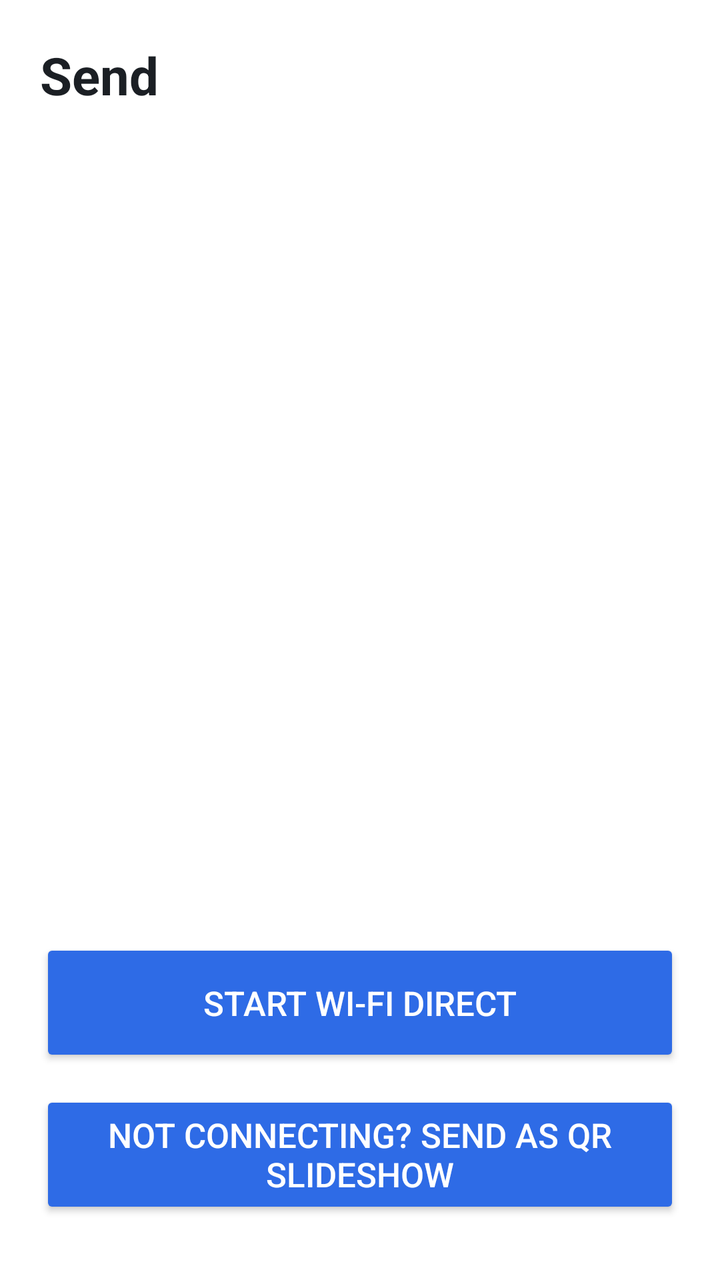
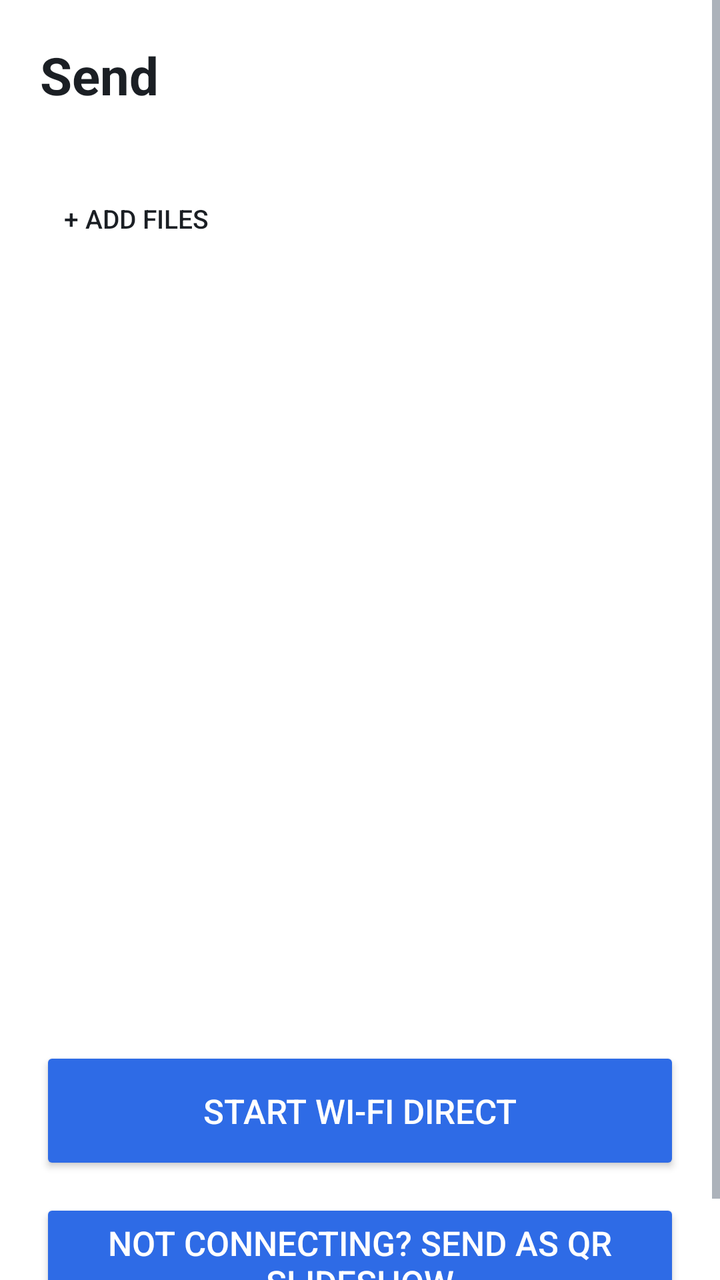

Before-and-after screenshots of an Android layout around one commit, followed by the original layout XML and the change that was made.
<!-- AndroidManifest.xml: application theme AppTheme -->
<!-- res/layout/activity_send.xml -->
<?xml version="1.0" encoding="utf-8"?>
<ScrollView xmlns:android="http://schemas.android.com/apk/res/android"
    android:layout_width="match_parent"
    android:layout_height="match_parent"
    android:fitsSystemWindows="true">

    <LinearLayout
        android:layout_width="match_parent"
        android:layout_height="wrap_content"
        android:orientation="vertical"
        android:padding="20dp">

        <TextView
            style="@style/Title"
            android:layout_width="wrap_content"
            android:layout_height="wrap_content"
            android:text="@string/send_title" />

        <TextView
            android:id="@+id/summary"
            style="@style/Body"
            android:layout_width="match_parent"
            android:layout_height="wrap_content"
            android:layout_marginTop="4dp" />

        <ImageView
            android:id="@+id/qr"
            android:layout_width="match_parent"
            android:layout_height="300dp"
            android:layout_gravity="center_horizontal"
            android:layout_marginTop="16dp"
            android:background="#FFFFFF"
            android:padding="6dp"
            android:contentDescription="@string/scan_this"
            android:scaleType="fitCenter" />

        <TextView
            android:id="@+id/status"
            android:layout_width="match_parent"
            android:layout_height="wrap_content"
            android:layout_marginTop="16dp"
            android:textColor="@color/fg"
            android:textSize="16sp" />

        <TextView
            android:id="@+id/channels"
            style="@style/Body"
            android:layout_width="match_parent"
            android:layout_height="wrap_content"
            android:layout_marginTop="4dp" />

        <ProgressBar
            android:id="@+id/progress"
            style="?android:attr/progressBarStyleHorizontal"
            android:layout_width="match_parent"
            android:layout_height="wrap_content"
            android:layout_marginTop="8dp"
            android:max="1000"
            android:visibility="gone" />

        <LinearLayout
            android:id="@+id/slideshowControls"
            android:layout_width="match_parent"
            android:layout_height="wrap_content"
            android:orientation="vertical"
            android:visibility="gone">

            <TextView
                android:id="@+id/frameSizeLabel"
                style="@style/Body"
                android:layout_width="match_parent"
                android:layout_height="wrap_content"
                android:layout_marginTop="12dp" />

            <SeekBar
                android:id="@+id/frameSize"
                android:layout_width="match_parent"
                android:layout_height="wrap_content" />

            <TextView
                android:id="@+id/speedLabel"
                style="@style/Body"
                android:layout_width="match_parent"
                android:layout_height="wrap_content"
                android:layout_marginTop="8dp" />

            <SeekBar
                android:id="@+id/speed"
                android:layout_width="match_parent"
                android:layout_height="wrap_content" />
        </LinearLayout>

        <TextView
            android:id="@+id/wifiDirectInfo"
            android:layout_width="match_parent"
            android:layout_height="wrap_content"
            android:layout_marginTop="8dp"
            android:background="@color/card"
            android:padding="12dp"
            android:textColor="@color/fg"
            android:textSize="15sp"
            android:fontFamily="monospace"
            android:visibility="gone" />

        <Button
            android:id="@+id/btnWifiDirect"
            style="@style/BigButton"
            android:text="@string/start_wifi_direct" />

        <Button
            android:id="@+id/btnMode"
            style="@style/BigButton"
            android:text="@string/use_qr_slideshow" />

        <Button
            android:id="@+id/btnRetry"
            style="@style/BigButton"
            android:text="@string/retry"
            android:visibility="gone" />
    </LinearLayout>
</ScrollView>
<!-- resources referenced by this layout -->
<resources>
  <color name="card">#F1F4F8</color>
  <color name="fg">#1B1F24</color>
  <string name="retry">Start over</string>
  <string name="scan_this">Scan this code with Send Anyway on the other device</string>
  <string name="send_title">Send</string>
  <string name="start_wifi_direct">Start Wi-Fi Direct</string>
  <string name="use_qr_slideshow">Not connecting? Send as QR slideshow</string>
  <style name="BigButton" parent="android:Widget.Material.Button.Colored">
          <item name="android:layout_width">match_parent</item>
          <item name="android:layout_height">64dp</item>
          <item name="android:textSize">17sp</item>
          <item name="android:layout_marginTop">12dp</item>
      </style>
  <style name="Body">
          <item name="android:textSize">15sp</item>
          <item name="android:textColor">@color/muted</item>
      </style>
  <style name="Title">
          <item name="android:textSize">26sp</item>
          <item name="android:textStyle">bold</item>
          <item name="android:textColor">@color/fg</item>
      </style>
  <style name="AppTheme" parent="android:Theme.Material.Light.NoActionBar">
          <item name="android:colorAccent">@color/accent</item>
          <item name="android:colorPrimary">@color/accent</item>
          <item name="android:windowBackground">@color/bg</item>
          <item name="android:textColorPrimary">@color/fg</item>
          <item name="android:textColorSecondary">@color/muted</item>
          <item name="android:statusBarColor">@color/bg</item>
          <item name="android:navigationBarColor">@color/bg</item>
          <item name="android:windowLightStatusBar">true</item>
      </style>
  <color name="muted">#5F6B7A</color>
  <color name="accent">#2E6BE6</color>
  <color name="bg">#FFFFFF</color>
</resources>

<!-- the commit's change to res/layout/activity_send.xml (unified diff, before → after) -->
@@ -22,6 +22,29 @@
             android:layout_width="match_parent"
             android:layout_height="wrap_content"
             android:layout_marginTop="4dp" />
+
+        <LinearLayout
+            android:id="@+id/itemsContainer"
+            android:layout_width="match_parent"
+            android:layout_height="wrap_content"
+            android:orientation="vertical"
+            android:layout_marginTop="6dp">
+
+            <Button
+                android:id="@+id/btnAddMore"
+                style="?android:attr/borderlessButtonStyle"
+                android:layout_width="wrap_content"
+                android:layout_height="wrap_content"
+                android:text="@string/add_more_files"
+                android:textColor="@color/fg"
+                android:textSize="13sp" />
+
+            <LinearLayout
+                android:id="@+id/itemsList"
+                android:layout_width="match_parent"
+                android:layout_height="wrap_content"
+                android:orientation="vertical" />
+        </LinearLayout>
 
         <ImageView
             android:id="@+id/qr"
<!-- resource entries referenced after the edit -->
@@ -2,6 +2,7 @@
 <resources>
   <color name="card">#F1F4F8</color>
   <color name="fg">#1B1F24</color>
+  <string name="add_more_files">+ Add files</string>
   <string name="retry">Start over</string>
   <string name="scan_this">Scan this code with Send Anyway on the other device</string>
   <string name="send_title">Send</string>
